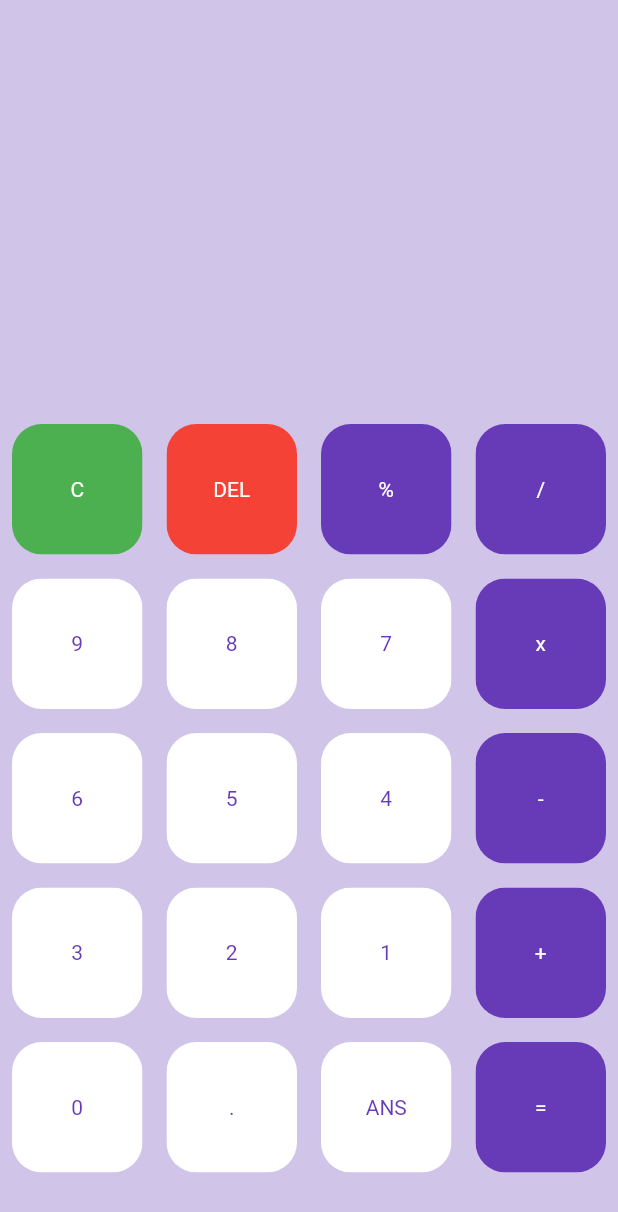
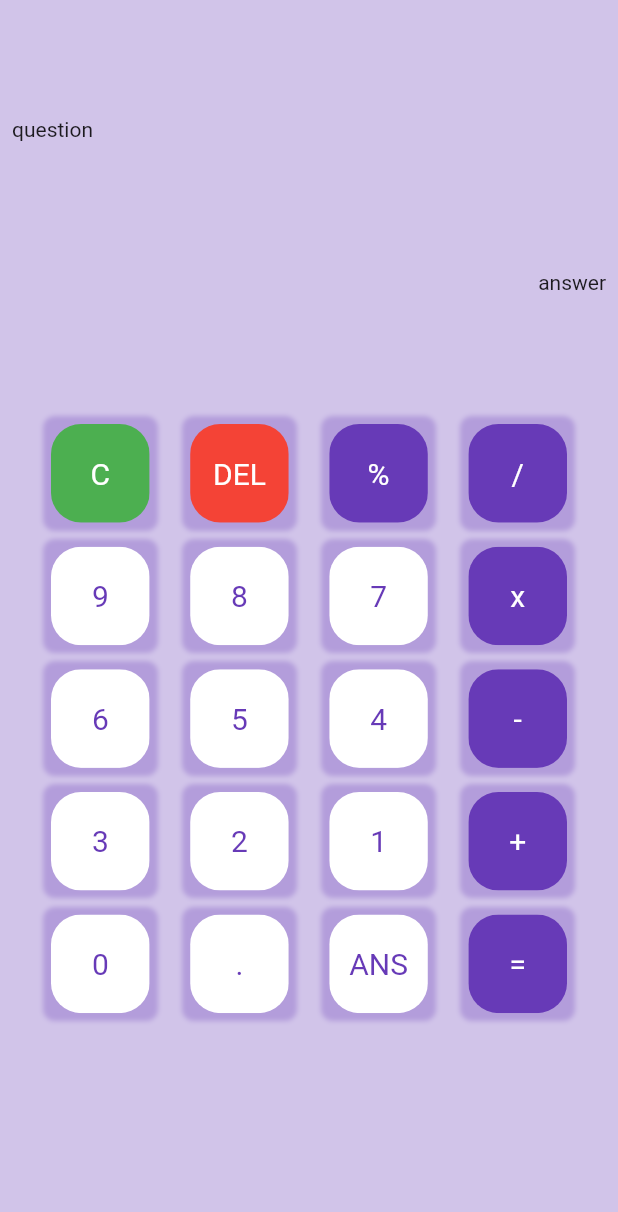
Before and after one commit to vashistha100/Flutter-Calculator_app, a Flutter app: the screen it shows after launch, on a phone screen of 412 x 824 dp. Shown: the top 1212 px of the screen. Run offline on Flutter 3.47's test engine with Material 2 defaults, Android fonts, the phone set to English and light mode, and no system bars.

Commit message:
final ui

```diff
--- a/lib/button.dart
+++ b/lib/button.dart
@@ -15,7 +15,17 @@ class MyButton extends StatelessWidget {
   @override
   Widget build(BuildContext context) {
     return Padding(
-      padding: const EdgeInsets.all(8),
+      padding: const EdgeInsets.all(8.0),
+      child: Container(
+        decoration: BoxDecoration(
+          borderRadius: BorderRadius.circular(8),
+          boxShadow: [
+            BoxShadow(
+                color: (Colors.deepPurple[200])!,
+                spreadRadius: 5,
+                blurRadius: 2),
+          ],
+        ),
         child: ClipRRect(
           borderRadius: BorderRadius.circular(20),
           child: Container(
@@ -23,7 +33,8 @@ class MyButton extends StatelessWidget {
             child: Center(
               child: Text(
                 buttonText,
-              style: TextStyle(color: textColor),
+                style: TextStyle(color: textColor, fontSize: 20),
+              ),
             ),
           ),
         ),
--- a/lib/main.dart
+++ b/lib/main.dart
@@ -30,6 +30,8 @@ class MyHomePage extends StatefulWidget {
 }
 
 class _MyHomePageState extends State<MyHomePage> {
+  var userQuestion = 'question';
+  var userAnswer = 'answer';
   final List<String> buttons = [
     'C',
     'DEL',
@@ -57,16 +59,42 @@ class _MyHomePageState extends State<MyHomePage> {
     return Scaffold(
         backgroundColor: Colors.deepPurple[100],
         body: Column(
+          crossAxisAlignment: CrossAxisAlignment.center,
           children: [
-          Expanded(child: Container()),
+            Expanded(
+              child: Container(
+                child: Column(
+                  mainAxisAlignment: MainAxisAlignment.spaceEvenly,
+                  children: [
+                    Container(
+                        alignment: Alignment.centerLeft,
+                        child: Padding(
+                          padding: const EdgeInsets.all(8.0),
+                          child: Text(userQuestion),
+                        )),
+                    Container(
+                      alignment: Alignment.centerRight,
+                      child: Padding(
+                        padding: const EdgeInsets.all(8.0),
+                        child: Text(userAnswer),
+                      ),
+                    ),
+                  ],
+                ),
+              ),
+            ),
             Expanded(
               flex: 2,
               child: Container(
-              height: 100,
+
+                width: 360,
                 child: GridView.builder(
                   itemCount: buttons.length,
                   gridDelegate: const SliverGridDelegateWithFixedCrossAxisCount(
-                    crossAxisCount: 4),
+                    crossAxisCount: 4,
+                    crossAxisSpacing: 11,
+
+                  ),
                   itemBuilder: (BuildContext context, int index) {
                     if (index == 0) {
                       return MyButton(
@@ -91,10 +119,9 @@ class _MyHomePageState extends State<MyHomePage> {
                   },
                 ),
               ),
-          )
+            ),
           ],
-      ),
-    );
+        ));
   }
 }
 
```
Lines whose indentation alone changed are shown as unchanged.
